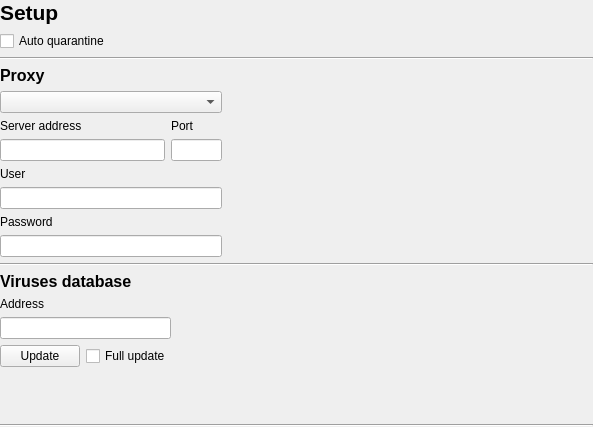
Above: sources/gui/ui/setupwidget.ui from amd00/meduzzza before the change. Below: the same form after it.
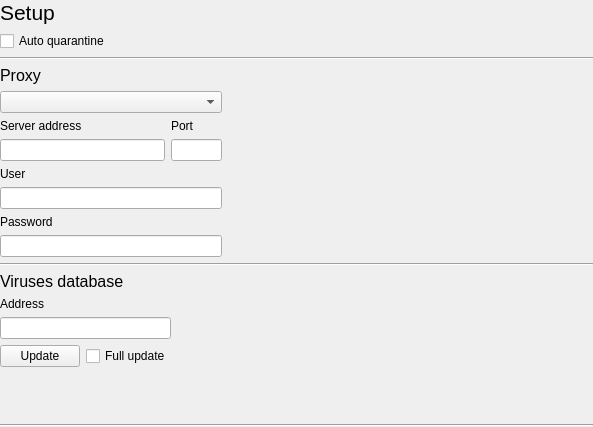
That is the form after the change. Icons and pictures are not drawn.

```diff
--- a/sources/gui/ui/setupwidget.ui
+++ b/sources/gui/ui/setupwidget.ui
@@ -28,8 +28,8 @@
            <property name="font">
             <font>
              <pointsize>16</pointsize>
-             <weight>75</weight>
-             <bold>true</bold>
+             <weight>50</weight>
+             <bold>false</bold>
             </font>
            </property>
            <property name="text">
@@ -77,8 +77,8 @@
            <property name="font">
             <font>
              <pointsize>12</pointsize>
-             <weight>75</weight>
-             <bold>true</bold>
+             <weight>50</weight>
+             <bold>false</bold>
             </font>
            </property>
            <property name="text">
@@ -184,8 +184,8 @@
            <property name="font">
             <font>
              <pointsize>12</pointsize>
-             <weight>75</weight>
-             <bold>true</bold>
+             <weight>50</weight>
+             <bold>false</bold>
             </font>
            </property>
            <property name="text">
```
